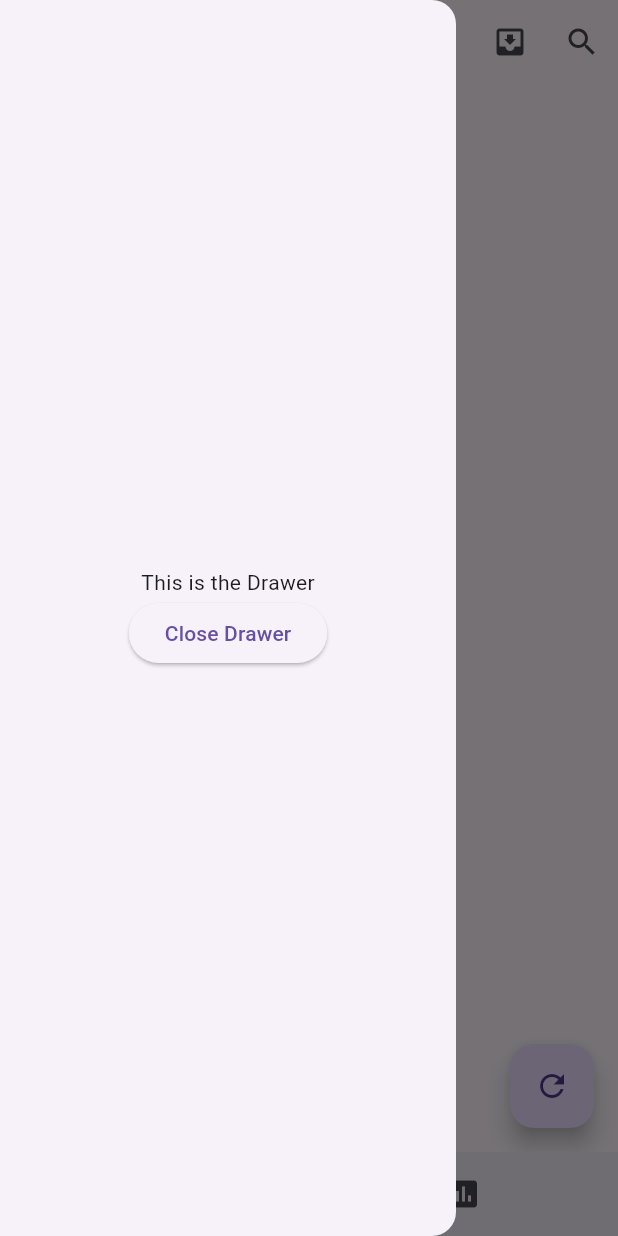
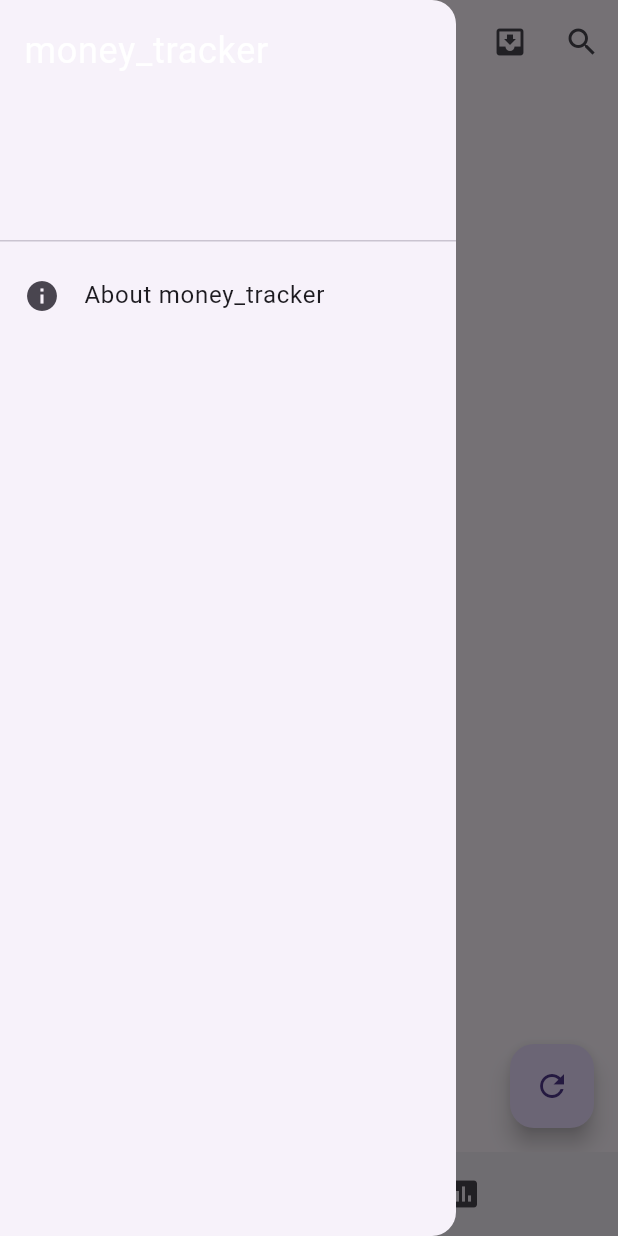
Before and after one commit to Sciroccogti/money_tracker, a Flutter app: the screen it shows after launch, with the side drawer open, on a phone screen of 412 x 824 dp. Run offline on Flutter 3.47's test engine with Material 2 defaults, Android fonts, the phone set to English and light mode, and no system bars; our stand-ins replace package_info_plus, sqflite; accounts and stored records are empty.

Commit message:
add drawer

```diff
--- a/lib/main.dart
+++ b/lib/main.dart
@@ -9,6 +9,7 @@
 import 'package:flutter/material.dart';
 import 'package:money_tracker/database/bill.dart';
 import 'package:money_tracker/database/dbprovider.dart';
+import 'package:money_tracker/pages/drawer.dart';
 import 'package:money_tracker/pages/home.dart';
 import 'package:money_tracker/pages/stats.dart';
 import 'package:money_tracker/vars.dart';
@@ -119,20 +120,7 @@ class _MyStatefulWidgetState extends State<MyStatefulWidget> {
           ),
         ],
       ),
-      drawer: Drawer(
-        child: Center(
-          child: Column(
-            mainAxisAlignment: MainAxisAlignment.center,
-            children: <Widget>[
-              const Text('This is the Drawer'),
-              ElevatedButton(
-                onPressed: _closeDrawer,
-                child: const Text('Close Drawer'),
-              ),
-            ],
-          ),
-        ),
-      ),
+      drawer: const MyDrawer(),
       floatingActionButton: FloatingActionButton(
         onPressed: () {
           // TODO: testing SQL
--- /dev/null
+++ b/lib/pages/drawer.dart
@@ -0,0 +1,77 @@
+/*
+ * @file drawer.dart
+ * @author Sciroccogti (scirocco_gti@yeah.net)
+ * @brief
+ * @date 2022-08-11 12:15:41
+ * @modified: 2022-08-11 12:16:03
+ */
+
+import 'package:flutter/gestures.dart';
+import 'package:flutter/material.dart';
+import 'package:money_tracker/vars.dart';
+import 'package:url_launcher/url_launcher.dart';
+
+class MyDrawer extends StatelessWidget {
+  const MyDrawer({Key? key}) : super(key: key);
+
+  @override
+  Widget build(BuildContext context) {
+    final List<Widget> aboutBoxChildren = <Widget>[
+      const SizedBox(height: 24),
+      RichText(
+          text: TextSpan(
+        children: <TextSpan>[
+          const TextSpan(
+              text: "GitHub: ",
+              style: TextStyle(color: Colors.black, fontSize: 16)),
+          TextSpan(
+              text: "https://github.com/Sciroccogti/money_tracker",
+              style: const TextStyle(
+                color: Colors.blue,
+                decoration: TextDecoration.underline,
+                fontSize: 16,
+              ),
+              recognizer: TapGestureRecognizer()
+                ..onTap = () async {
+                  Uri url =
+                      Uri.parse("https://github.com/Sciroccogti/money_tracker");
+                  if (await canLaunchUrl(url)) {
+                    await launchUrl(url);
+                  } else {
+                    throw "Could not launch $url";
+                  }
+                }),
+        ],
+      )),
+    ];
+
+    return Drawer(
+      child: ListView(
+        padding: EdgeInsets.zero,
+        children: [
+          DrawerHeader(
+            // decoration: const BoxDecoration(
+            //   color: Colors.white,
+            // ),
+            child: Text(
+              appName,
+              style: const TextStyle(
+                color: Colors.white,
+                fontSize: 24,
+              ),
+            ),
+          ),
+          AboutListTile(
+            icon: const Icon(Icons.info),
+            applicationIcon: const FlutterLogo(),
+            // TODO: substitute
+            applicationName: appName,
+            applicationVersion: appVersion,
+            applicationLegalese: 'By Sciroccogti & AnhaoROMA',
+            aboutBoxChildren: aboutBoxChildren,
+          ),
+        ],
+      ),
+    );
+  }
+}
--- a/lib/vars.dart
+++ b/lib/vars.dart
@@ -6,10 +6,13 @@
  * @modified: 2022-08-10 22:16:34
  */
 
+import 'package:flutter/material.dart';
+
 // from ./pubspec.yaml
 String appName = "";
 String packageName = "";
 String appVersion = "";
 bool isBillsInit = false;
+const primaryColor = Colors.blue;
 
 int dbLength = 0;
--- a/pubspec.yaml
+++ b/pubspec.yaml
@@ -36,6 +36,7 @@ dependencies:
   cupertino_icons: ^1.0.2
   package_info_plus:
   sqflite:
+  url_launcher:
 
 dev_dependencies:
   flutter_test:
```
Also changed, not shown: pubspec.lock, 1 other file.
